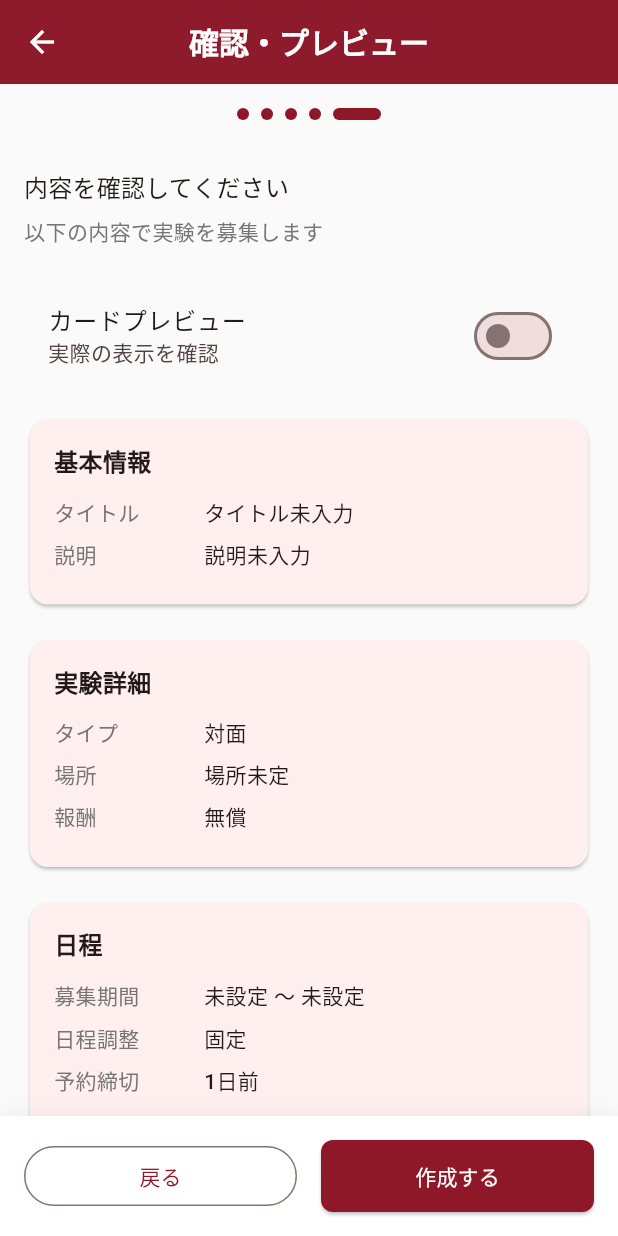
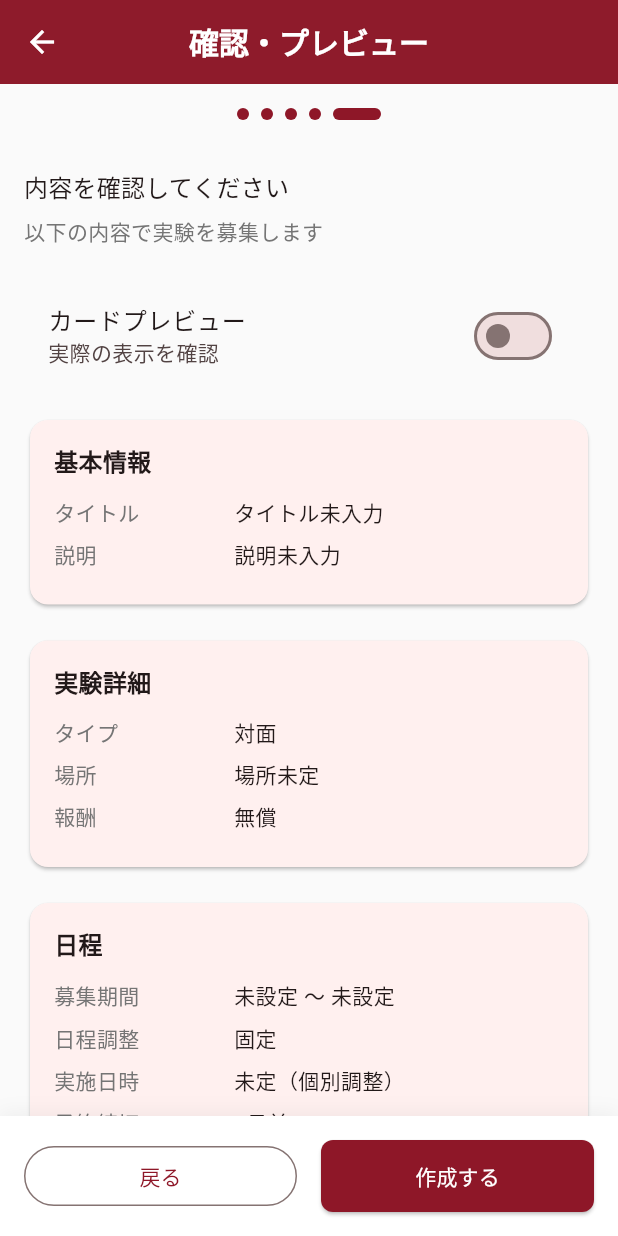
Before and after one commit to Miyamoto-yudai/waselab, a Flutter app: the CreateExperimentBase screen opened directly with empty values, swiped to page 5, on a phone screen of 412 x 824 dp. Run offline on Flutter 3.47's test engine with Material 3 defaults, Android fonts, the phone set to English and light mode, and no system bars; our stand-ins replace cloud_firestore, firebase_auth, firebase_core, google_sign_in, table_calendar; accounts and stored records are empty; network calls fail.

Commit message:
実験詳細画面と作成画面の改善
- 実験詳細画面: 同意チェックと予約日時選択の連携を改善
- 実験作成画面: 日程設定の柔軟性を向上、確認画面の表示を最適化

🤖 Generated with [Claude Code](https://claude.ai/code)

Co-Authored-By: Claude <noreply@anthropic.com>

```diff
--- a/lib/widgets/create_experiment_base.dart
+++ b/lib/widgets/create_experiment_base.dart
@@ -266,39 +266,9 @@ class _CreateExperimentBaseState extends State<CreateExperimentBase> {
       return;
     }
 
-    // 日付の整合性チェック
-    if (_allowFlexibleSchedule) {
-      if (_experimentPeriodStart == null || _experimentPeriodEnd == null) {
-        ScaffoldMessenger.of(context).showSnackBar(
-          const SnackBar(
-            content: Text('実験期間を設定してください'),
-            backgroundColor: Colors.orange,
-          ),
-        );
-        return;
-      }
-
-      if (_dateTimeSlots.isEmpty) {
-        ScaffoldMessenger.of(context).showSnackBar(
-          const SnackBar(
-            content: Text('予約可能な時間枠を設定してください'),
-            backgroundColor: Colors.orange,
-          ),
-        );
-        return;
-      }
-    } else if (_selectedType != ExperimentType.survey) {
-      // アンケート以外で固定日時の場合
-      if (_fixedExperimentDate == null || _fixedExperimentTime == null) {
-        ScaffoldMessenger.of(context).showSnackBar(
-          const SnackBar(
-            content: Text('実験の日時を設定してください'),
-            backgroundColor: Colors.orange,
-          ),
-        );
-        return;
-      }
-    }
+    // 日付の整合性チェック（日時未定も許可）
+    // 柔軟なスケジュールの場合、期間やスロットが設定されていなくても許可
+    // 固定日時の場合も、未設定を許可（個別調整で決定）
 
     setState(() => _isLoading = true);
 
@@ -457,12 +427,8 @@ class _CreateExperimentBaseState extends State<CreateExperimentBase> {
         if (_recruitmentEndDate == null) {
           return '募集終了日を選択してください';
         }
-        // アンケート以外の場合のみ日程調整をチェック
-        if (_selectedType != ExperimentType.survey && _allowFlexibleSchedule) {
-          if (_dateTimeSlots.isEmpty) {
-            return '時間枠を設定してください（カレンダーで日付を選択後「＋」ボタンまたは自動割当を使用）';
-          }
-        }
+        // 日程調整のチェックは不要（任意設定とする）
+        // 日時未定でも実験作成可能
         break;
       case 3:
         if (_maxParticipantsController.text.trim().isEmpty) {
@@ -1602,6 +1568,8 @@ class _CreateExperimentBaseState extends State<CreateExperimentBase> {
           _buildConfirmationSection('基本情報', [
             _buildConfirmationItem('タイトル', previewExperiment.title),
             _buildConfirmationItem('説明', previewExperiment.description),
+            if (_detailedContentController.text.trim().isNotEmpty)
+              _buildConfirmationItem('詳細内容', _detailedContentController.text.trim()),
             if (previewExperiment.labName != null)
               _buildConfirmationItem(
                 _isLabExperiment ? '研究室' : '実施者',
@@ -1619,6 +1587,8 @@ class _CreateExperimentBaseState extends State<CreateExperimentBase> {
             ),
             if (previewExperiment.duration != null)
               _buildConfirmationItem('所要時間', '${previewExperiment.duration}分'),
+            if (_selectedType == ExperimentType.survey && _surveyUrlController.text.trim().isNotEmpty)
+              _buildConfirmationItem('アンケートURL', _surveyUrlController.text.trim()),
           ]),
           const SizedBox(height: 16),
 
@@ -1627,20 +1597,43 @@ class _CreateExperimentBaseState extends State<CreateExperimentBase> {
               '募集期間',
               '${_formatDate(_recruitmentStartDate)} 〜 ${_formatDate(_recruitmentEndDate)}',
             ),
-            if (_allowFlexibleSchedule)
+            if (_allowFlexibleSchedule) ...[
               _buildConfirmationItem(
                 '実施期間',
                 '${_formatDate(_experimentPeriodStart)} 〜 ${_formatDate(_experimentPeriodEnd)}',
               ),
+              if (_dateTimeSlots.isNotEmpty) ...[
+                _buildConfirmationItem(
+                  '設定済みスロット数',
+                  '${_dateTimeSlots.values.expand((slots) => slots).length}個',
+                ),
+                _buildConfirmationItem(
+                  '同時実験可能人数',
+                  '$_simultaneousCapacity名',
+                ),
+              ],
+            ],
             _buildConfirmationItem(
               '日程調整',
               _allowFlexibleSchedule ? '柔軟（予約制）' : '固定',
             ),
-            if (!_allowFlexibleSchedule && _fixedExperimentDate != null)
-              _buildConfirmationItem(
-                '実施日時',
-                '${_formatDate(_fixedExperimentDate)}${_fixedExperimentTime != null ? " ${_fixedExperimentTime!.hour.toString().padLeft(2, '0')}:${_fixedExperimentTime!.minute.toString().padLeft(2, '0')}" : ""}',
-              ),
+            if (!_allowFlexibleSchedule) ...[
+              if (_fixedExperimentDate != null || _fixedExperimentTime != null)
+                _buildConfirmationItem(
+                  '実施日時',
+                  '${_formatDate(_fixedExperimentDate)}${_fixedExperimentTime != null ? " ${_fixedExperimentTime!.hour.toString().padLeft(2, '0')}:${_fixedExperimentTime!.minute.toString().padLeft(2, '0')}" : ""}',
+                )
+              else
+                _buildConfirmationItem(
+                  '実施日時',
+                  '未定（個別調整）',
+                ),
+              if (_simultaneousCapacity > 1)
+                _buildConfirmationItem(
+                  '同時実験可能人数',
+                  '$_simultaneousCapacity名',
+                ),
+            ],
             if (_selectedType != ExperimentType.survey)
               _buildConfirmationItem(
                 '予約締切',
@@ -1688,13 +1681,51 @@ class _CreateExperimentBaseState extends State<CreateExperimentBase> {
 
   /// 確認項目
   Widget _buildConfirmationItem(String label, String value) {
+    // 長いテキストの場合は縦並びにする
+    final isLongText = value.length > 50 || value.contains('\n');
+
+    if (isLongText) {
+      return Padding(
+        padding: const EdgeInsets.only(bottom: 12),
+        child: Column(
+          crossAxisAlignment: CrossAxisAlignment.start,
+          children: [
+            Text(
+              label,
+              style: TextStyle(
+                color: Colors.grey.shade600,
+                fontSize: 14,
+                fontWeight: FontWeight.bold,
+              ),
+            ),
+            const SizedBox(height: 4),
+            Container(
+              padding: const EdgeInsets.all(8),
+              decoration: BoxDecoration(
+                color: Colors.grey.shade50,
+                borderRadius: BorderRadius.circular(4),
+                border: Border.all(color: Colors.grey.shade300),
+              ),
+              child: Text(
+                value,
+                style: const TextStyle(
+                  fontSize: 14,
+                  fontWeight: FontWeight.w500,
+                ),
+              ),
+            ),
+          ],
+        ),
+      );
+    }
+
     return Padding(
       padding: const EdgeInsets.only(bottom: 8),
       child: Row(
         crossAxisAlignment: CrossAxisAlignment.start,
         children: [
           SizedBox(
-            width: 100,
+            width: 120,
             child: Text(
               label,
               style: TextStyle(
```
Also changed, not shown: lib/screens/experiment_detail_screen.dart (+28 -8 lines).
